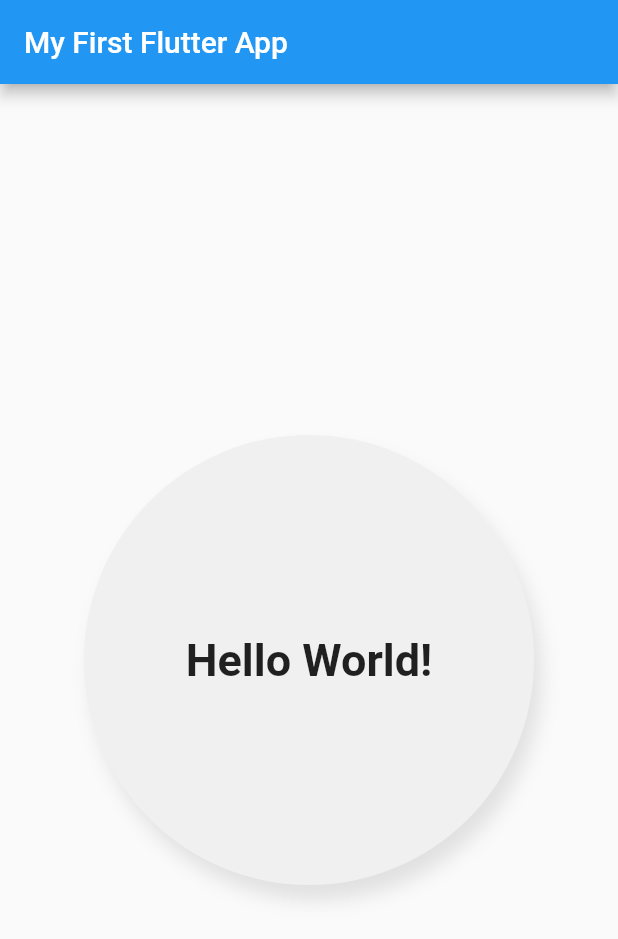
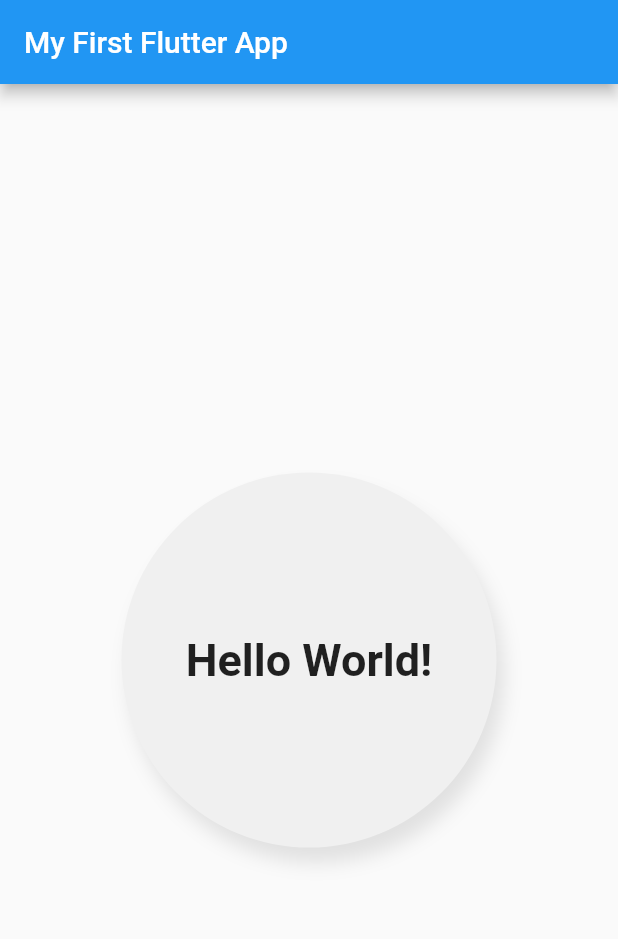
Before and after one commit to AngelCruzL/learning-flutter, a Flutter app: the screen it shows after launch, on a phone screen of 412 x 824 dp. Shown: the top 939 px of the screen. Run offline on Flutter 3.47's test engine with Material 2 defaults, Android fonts, the phone set to English and light mode, and no system bars.

Commit message:
Refactor logic to circle_container.dart file

```diff
--- a/lib/pages/home_page.dart
+++ b/lib/pages/home_page.dart
@@ -10,7 +10,16 @@ class HomePage extends StatelessWidget {
         title: const Text("My First Flutter App"),
       ),
       body: Center(
-        child: CircleContainer(),
+        child: CircleContainer(
+            child: Text(
+              "Hello World!",
+              style: TextStyle(
+                fontSize: 30,
+                fontWeight: FontWeight.bold,
+              ),
+            ),
+            width: 250,
+            height: 250),
       ),
     );
   }
--- a/lib/widgets/circle_container.dart
+++ b/lib/widgets/circle_container.dart
@@ -1,19 +1,19 @@
 import 'package:flutter/material.dart';
 
 class CircleContainer extends StatelessWidget {
+  final Widget child;
+  final double width, height;
+
+  CircleContainer(
+      {required this.child, required this.width, required this.height});
+
   @override
   Widget build(BuildContext context) {
     return Container(
-      width: 300,
-      height: 300,
+      width: width,
+      height: height,
       child: Center(
-        child: Text(
-          "Hello World!",
-          style: TextStyle(
-            fontSize: 30,
-            fontWeight: FontWeight.bold,
-          ),
-        ),
+        child: this.child,
       ),
       decoration: BoxDecoration(
         color: Color(0xfff0f0f0),
```
